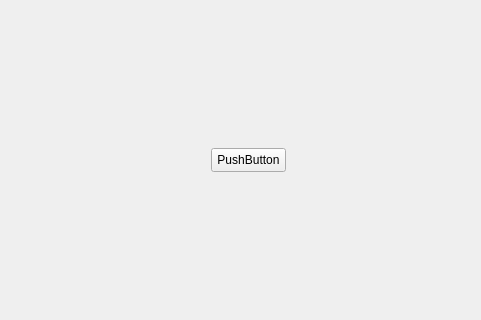
The window that client/mainwidget.ui (xlbatross/authorization) describes before a commit, drawn with Qt 5; both pictures show x 319 to 800 and y 132 to 452 of the 800 by 600 pixel window.
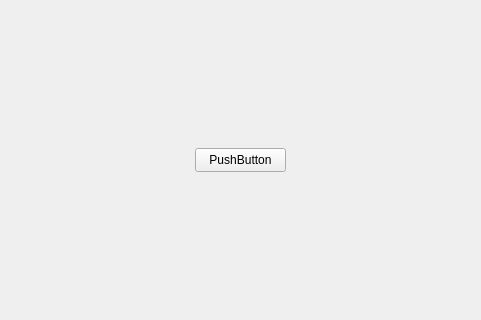
The same window after the commit.

What changed in the file:
```diff
--- a/client/mainwidget.ui
+++ b/client/mainwidget.ui
@@ -29,9 +29,9 @@
   <widget class="QPushButton" name="btn">
    <property name="geometry">
     <rect>
-     <x>530</x>
+     <x>514</x>
      <y>280</y>
-     <width>75</width>
+     <width>91</width>
      <height>24</height>
     </rect>
    </property>
```
